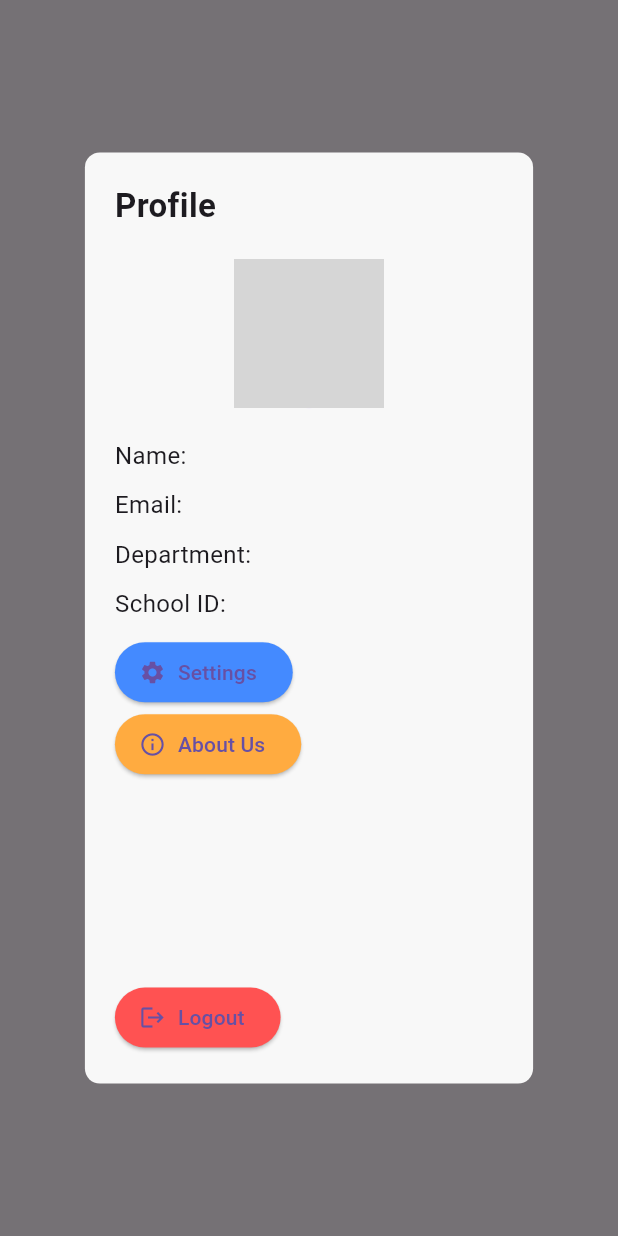
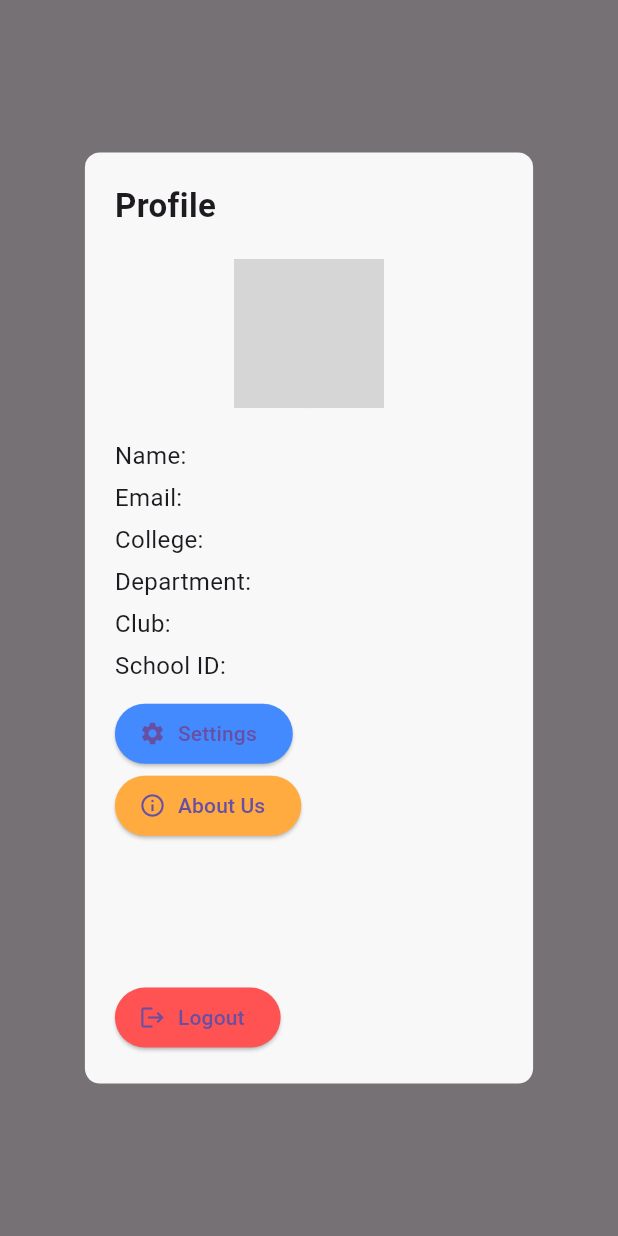
Before and after one commit to TronCM143/bulletin_latest, a Flutter app: what showProfileDialog() shows on an empty page, opened directly with empty values, on a phone screen of 412 x 824 dp. Run offline on Flutter 3.47's test engine with Material 3 defaults, Android fonts, the phone set to English and light mode, and no system bars; our stand-ins replace cloud_firestore, firebase_auth, firebase_core, firebase_messaging, firebase_storage, image_picker and 3 more; accounts and stored records are empty; network calls fail; grey boxes are pictures that could not be loaded.

Commit message:
post fetching update

```diff
--- a/lib/creators folder/add_post.dart
+++ b/lib/creators folder/add_post.dart
@@ -156,6 +156,8 @@ class _AddPostDialogState extends State<AddPostDialog> {
           'creatorName': widget.clubName,
           'email': widget.clubEmail,
           'department': widget.clubDepartment,
+          'club': widget.club,
+          'college': widget.collage,
           'postType':
               _selectedPostType, // postType = collegiate, departmental, club
           'title': title,
--- a/lib/creators folder/functions.dart
+++ b/lib/creators folder/functions.dart
@@ -63,12 +63,13 @@ class CreatorFunctions {
   }
 
   static void showProfileDialog(BuildContext context, String clubName,
-      String department, String email, String clubId) {
+      String college, String department, String email, String clubId) {
     showDialog(
       context: context,
       builder: (context) {
         return ProfileDialog(
           clubName: clubName,
+          college: college,
           department: department,
           email: email,
           clubId: clubId,
--- a/lib/creators folder/profile.dart
+++ b/lib/creators folder/profile.dart
@@ -9,7 +9,8 @@ class ProfileDialog extends StatefulWidget {
   final String clubName; // Club name of the creator
   final String department; // Department of the creator
   final String email;
-  final String clubId; // Email of the creator
+  final String clubId;
+  final String college; // Email of the creator
 
   const ProfileDialog({
     super.key,
@@ -17,6 +18,7 @@ class ProfileDialog extends StatefulWidget {
     required this.department,
     required this.email,
     required this.clubId,
+    required this.college,
   });
 
   @override
@@ -100,7 +102,11 @@ class _ProfileDialogState extends State<ProfileDialog> {
                     style: const TextStyle(fontSize: 16),
                   ),
                   const SizedBox(height: 10),
-
+                  Text(
+                    'College: ${widget.college}',
+                    style: const TextStyle(fontSize: 16),
+                  ),
+                  const SizedBox(height: 10),
                   // Department
                   Text(
                     'Department: ${widget.department}',
--- a/lib/student folder/functions.dart
+++ b/lib/student folder/functions.dart
@@ -8,7 +8,7 @@ import 'package:firebase_storage/firebase_storage.dart';
 class StudentFunctions {
   static void fetchStudentInfo(
       String schoolId,
-      Function(String, String, String, String, String) onUpdate,
+      Function(String, String, String, String, String, String, String) onUpdate,
       BuildContext context) {
     // Updated signature
     FirebaseFirestore.instance
@@ -19,22 +19,22 @@ class StudentFunctions {
       if (studentSnapshot.exists && studentSnapshot.data() != null) {
         final studentData = studentSnapshot.data() as Map<String, dynamic>;
         onUpdate(
-          studentData['firstName'] ?? 'N/A',
-          studentData['lastName'] ?? 'N/A',
-          studentData['email'] ?? 'N/A',
-          studentData['department'] ?? 'N/A', // Fetch department
-          studentData['schoolId'] ?? 'N/A', // Fetch schoolId
-        );
+            studentData['firstName'] ?? 'N/A',
+            studentData['lastName'] ?? 'N/A',
+            studentData['email'] ?? 'N/A',
+            studentData['department'] ?? 'N/A', // Fetch department
+            studentData['schoolId'] ?? 'N/A',
+            studentData['club'] ?? 'N/A',
+            studentData['college'] ?? 'N/A' // Fetch schoolId
+            );
       } else {
-        onUpdate(
-            'N/A', 'N/A', 'N/A', 'N/A', 'N/A'); // Update with default values
+        onUpdate('N/A', 'N/A', 'N/A', 'N/A', 'N/A', 'N/A', 'N/A');
       }
     }, onError: (error) {
       ScaffoldMessenger.of(context).showSnackBar(
         SnackBar(content: Text('Failed to fetch student info: $error')),
       );
-      onUpdate('Error', 'Error', 'Error', 'Error',
-          'Error'); // Update with error values
+      onUpdate('Error', 'Error', 'Error', 'Error', 'Error', 'Error', 'Error');
     });
   }
 
@@ -43,8 +43,10 @@ class StudentFunctions {
     String firstName,
     String lastName,
     String email,
-    String department, // Add department parameter
-    String schoolId, // Add schoolId parameter
+    String college,
+    String department,
+    String club,
+    String schoolId,
   ) async {
     showDialog(
       context: context,
@@ -53,8 +55,10 @@ class StudentFunctions {
           firstName: firstName,
           lastName: lastName,
           email: email,
-          department: department, // Pass department
-          schoolId: schoolId, // Pass schoolId
+          department: department,
+          schoolId: schoolId,
+          club: club,
+          college: college,
         );
       },
     );
--- a/lib/student folder/profile.dart
+++ b/lib/student folder/profile.dart
@@ -9,17 +9,20 @@ class StudentProfileDialog extends StatefulWidget {
   final String firstName;
   final String lastName;
   final String email;
-  final String department; // Add department here
+  final String college;
+  final String department;
+  final String club; // Add department here
   final String schoolId; // Add schoolId here
 
-  const StudentProfileDialog({
-    super.key,
-    required this.firstName,
-    required this.lastName,
-    required this.email,
-    required this.department, // Add department to constructor
-    required this.schoolId, // Add schoolId to constructor
-  });
+  const StudentProfileDialog(
+      {super.key,
+      required this.firstName,
+      required this.lastName,
+      required this.email,
+      required this.department,
+      required this.schoolId,
+      required this.college,
+      required this.club});
 
   @override
   _StudentProfileDialogState createState() => _StudentProfileDialogState();
@@ -92,17 +95,27 @@ class _StudentProfileDialogState extends State<StudentProfileDialog> {
                     'Name: ${widget.firstName} ${widget.lastName}',
                     style: const TextStyle(fontSize: 16),
                   ),
-                  const SizedBox(height: 10),
+                  const SizedBox(height: 5),
                   Text(
                     'Email: ${widget.email}',
                     style: const TextStyle(fontSize: 16),
                   ),
-                  const SizedBox(height: 10),
+                  const SizedBox(height: 5),
+                  Text(
+                    'College: ${widget.college}', // Display department
+                    style: const TextStyle(fontSize: 16),
+                  ),
+                  const SizedBox(height: 5),
                   Text(
                     'Department: ${widget.department}', // Display department
                     style: const TextStyle(fontSize: 16),
                   ),
-                  const SizedBox(height: 10),
+                  const SizedBox(height: 5),
+                  Text(
+                    'Club: ${widget.club}', // Display department
+                    style: const TextStyle(fontSize: 16),
+                  ),
+                  const SizedBox(height: 5),
                   Text(
                     'School ID: ${widget.schoolId}', // Display school ID
                     style: const TextStyle(fontSize: 16),
```
Also changed, not shown: lib/creators folder/home_page.dart (+14 -16 lines), lib/student folder/home.dart (+27 -46 lines).
